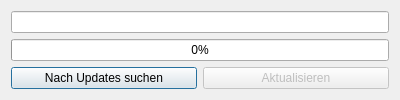
First picture: the form in Updater/Updater.ui, repository lukeelten/notenarchiv, before the edit.
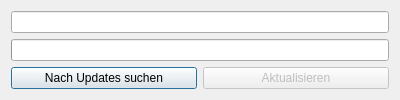
Second picture: the form after the edit.

The edit to the form file:
```diff
--- a/Updater/Updater.ui
+++ b/Updater/Updater.ui
@@ -48,7 +48,10 @@
       <number>0</number>
      </property>
      <property name="textVisible">
-      <bool>true</bool>
+      <bool>false</bool>
+     </property>
+     <property name="invertedAppearance">
+      <bool>false</bool>
      </property>
     </widget>
    </item>
```
